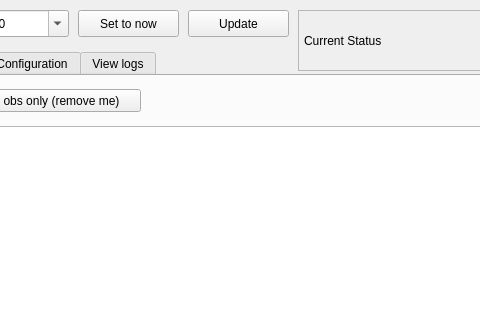
Above: design.ui from vbonvin/POUET before the change; both pictures show x 242 to 722 and y 0 to 320 of the 1368 by 818 pixel window. Below: the same form after it.
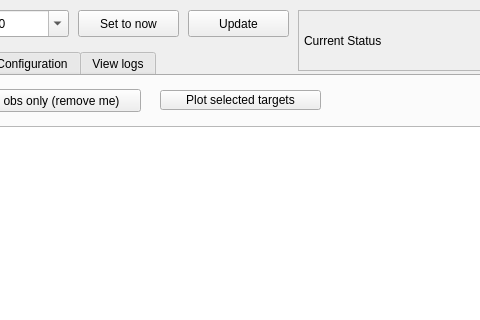
That is the form after the change.

Commit message: very cool new feature

The edit to the form file:
```diff
--- a/design.ui
+++ b/design.ui
@@ -283,6 +283,19 @@
       <string>Update obs only (remove me)</string>
      </property>
     </widget>
+    <widget class="QPushButton" name="updatePlotObs">
+     <property name="geometry">
+      <rect>
+       <x>390</x>
+       <y>14</y>
+       <width>161</width>
+       <height>20</height>
+      </rect>
+     </property>
+     <property name="text">
+      <string>Plot selected targets</string>
+     </property>
+    </widget>
    </widget>
    <widget class="QWidget" name="program">
     <attribute name="title">
```
Left out of the diff: 11 changed lines with no effect on the pictures. The commit also changes 2 other files.
